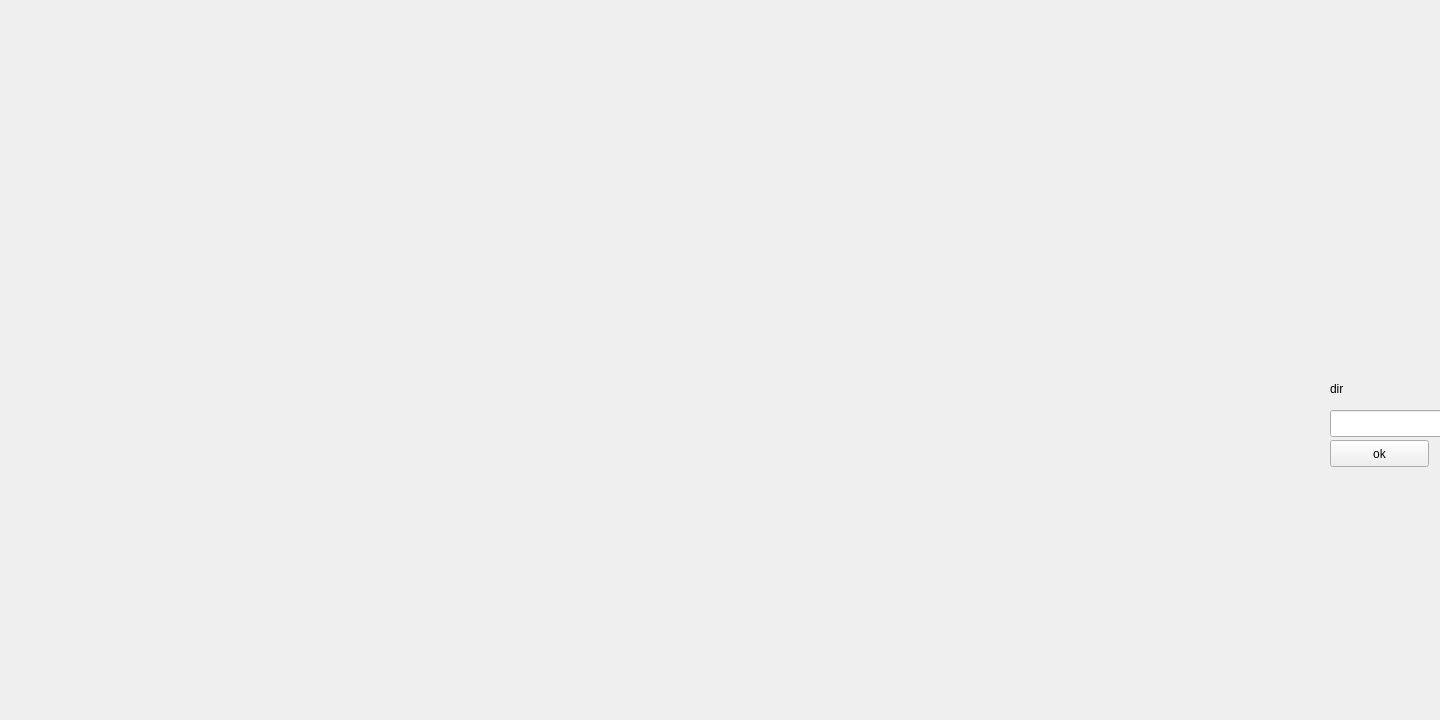
First picture: the form in mainwindow.ui, repository ZBXArcher/20180106, before the edit.
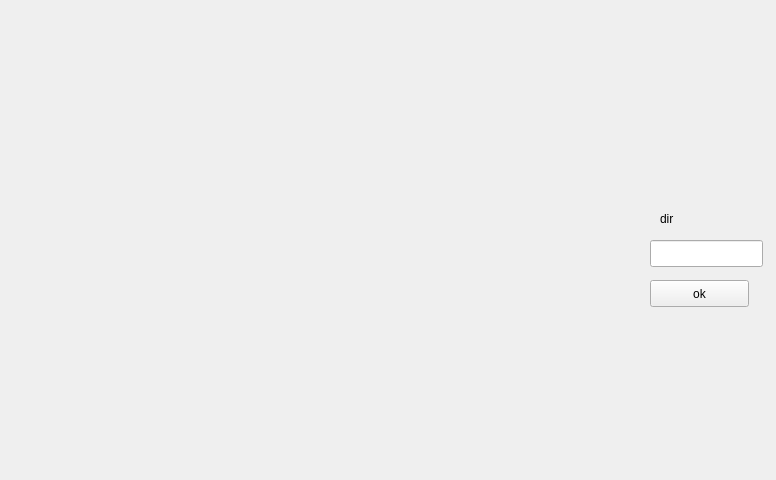
Second picture: the form after the edit.

```diff
--- a/mainwindow.ui
+++ b/mainwindow.ui
@@ -6,8 +6,8 @@
    <rect>
     <x>0</x>
     <y>0</y>
-    <width>1440</width>
-    <height>720</height>
+    <width>776</width>
+    <height>480</height>
    </rect>
   </property>
   <property name="windowTitle">
@@ -19,8 +19,8 @@
      <rect>
       <x>0</x>
       <y>0</y>
-      <width>1280</width>
-      <height>720</height>
+      <width>640</width>
+      <height>480</height>
      </rect>
     </property>
     <property name="text">
@@ -30,8 +30,8 @@
    <widget class="QPushButton" name="ok">
     <property name="geometry">
      <rect>
-      <x>1330</x>
-      <y>440</y>
+      <x>650</x>
+      <y>280</y>
       <width>99</width>
       <height>27</height>
      </rect>
@@ -43,8 +43,8 @@
    <widget class="QLineEdit" name="path">
     <property name="geometry">
      <rect>
-      <x>1330</x>
-      <y>410</y>
+      <x>650</x>
+      <y>240</y>
       <width>113</width>
       <height>27</height>
      </rect>
@@ -53,8 +53,8 @@
    <widget class="QLabel" name="label">
     <property name="geometry">
      <rect>
-      <x>1330</x>
-      <y>380</y>
+      <x>660</x>
+      <y>210</y>
       <width>67</width>
       <height>17</height>
      </rect>
```
